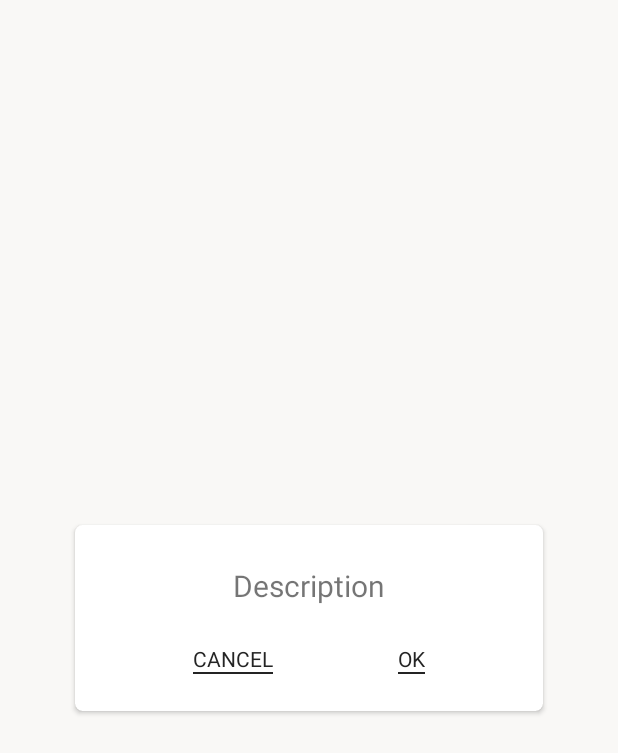
After one commit to 17021998/qldapm, an Android app: the layout dialog_confirm.xml on its own in the app's theme, with its tools: preview values and no code run, on a phone screen of 412 x 824 dp. The commit adds this screen. Shown: the top 753 px of the screen. Run offline under Robolectric (Android 15) with nearby library versions, the phone set to English and light mode, and no system bars.

Commit message:
create dialog

```diff
--- /dev/null
+++ b/SOURCE/app/src/main/res/drawable/background_under_line.xml
@@ -0,0 +1,25 @@
+<?xml version="1.0" encoding="utf-8"?>
+<layer-list xmlns:android="http://schemas.android.com/apk/res/android">
+    <item
+        android:left="-2dp"
+        android:right="-2dp"
+        android:top="-2dp">
+        <shape android:shape="rectangle">
+            <padding
+                android:bottom="1dp" />
+            <stroke
+                android:width="1dp"
+                android:color="@color/primaryColor" />
+        </shape>
+    </item>
+    <item>
+        <ripple android:color="@color/colorPrimaryDark">
+            <item android:id="@android:id/mask">
+                <shape android:shape="rectangle">
+                    <solid android:color="@color/activeColorPrimary" />
+                    <corners android:radius="@dimen/dp3" />
+                </shape>
+            </item>
+        </ripple>
+    </item>
+</layer-list>
--- /dev/null
+++ b/SOURCE/app/src/main/res/layout/dialog_confirm.xml
@@ -0,0 +1,79 @@
+<?xml version="1.0" encoding="utf-8"?>
+<FrameLayout xmlns:android="http://schemas.android.com/apk/res/android"
+    xmlns:app="http://schemas.android.com/apk/res-auto"
+    xmlns:tools="http://schemas.android.com/tools"
+    android:layout_width="match_parent"
+    android:layout_height="match_parent"
+    android:background="@color/background_70">
+
+    <androidx.cardview.widget.CardView
+        android:layout_width="match_parent"
+        android:layout_height="wrap_content"
+        android:layout_gravity="center"
+        android:layout_marginStart="@dimen/dp50"
+        android:layout_marginEnd="@dimen/dp50"
+        app:cardCornerRadius="@dimen/dp5">
+
+        <androidx.constraintlayout.widget.ConstraintLayout
+            android:layout_width="match_parent"
+            android:layout_height="match_parent">
+
+            <View
+                android:id="@+id/line_top"
+                android:layout_width="match_parent"
+                android:layout_height="1dp"
+                android:layout_marginTop="@dimen/dp25"
+                app:layout_constraintTop_toTopOf="parent" />
+
+            <TextView
+                android:id="@+id/tv_description"
+                android:layout_width="0dp"
+                android:layout_height="wrap_content"
+                android:layout_marginStart="@dimen/dp24"
+                android:layout_marginEnd="@dimen/dp24"
+                android:gravity="center_horizontal"
+                app:layout_constraintEnd_toEndOf="parent"
+                app:layout_constraintStart_toStartOf="parent"
+                app:layout_constraintTop_toBottomOf="@+id/line_top"
+                tools:text="Description"
+                android:textSize="@dimen/dp20"/>
+
+            <androidx.constraintlayout.widget.ConstraintLayout
+                android:layout_width="match_parent"
+                android:layout_height="70dp"
+                app:layout_constraintEnd_toEndOf="parent"
+                app:layout_constraintStart_toStartOf="parent"
+                app:layout_constraintTop_toBottomOf="@+id/tv_description">
+
+                <TextView
+                    android:id="@+id/tv_cancel"
+                    android:layout_width="wrap_content"
+                    android:layout_height="wrap_content"
+                    android:layout_margin="@dimen/dp4"
+                    android:background="@drawable/background_under_line"
+                    android:textAllCaps="true"
+                    android:textColor="@color/primaryColor"
+                    app:layout_constraintBottom_toBottomOf="parent"
+                    app:layout_constraintEnd_toStartOf="@+id/tv_ok"
+                    app:layout_constraintStart_toStartOf="parent"
+                    app:layout_constraintTop_toTopOf="parent"
+                    tools:text="CANCEL" />
+
+                <TextView
+                    android:id="@+id/tv_ok"
+                    android:layout_width="wrap_content"
+                    android:layout_height="wrap_content"
+                    android:layout_margin="@dimen/dp4"
+                    android:background="@drawable/background_under_line"
+                    android:textAllCaps="true"
+                    android:textColor="@color/primaryColor"
+                    app:layout_constraintBottom_toBottomOf="parent"
+                    app:layout_constraintEnd_toEndOf="parent"
+                    app:layout_constraintStart_toEndOf="@+id/tv_cancel"
+                    app:layout_constraintTop_toTopOf="parent"
+                    tools:text="OK" />
+
+            </androidx.constraintlayout.widget.ConstraintLayout>
+        </androidx.constraintlayout.widget.ConstraintLayout>
+    </androidx.cardview.widget.CardView>
+</FrameLayout>
--- a/SOURCE/app/src/main/res/values/colors.xml
+++ b/SOURCE/app/src/main/res/values/colors.xml
@@ -15,4 +15,5 @@
     <color name="primaryText">#242424</color>
     <color name="secondaryText">#727272</color>
     <color name="nonReachGoal">#a7a7a7</color>
+    <color name="background_70">#B3FAF8F6</color>
 </resources>
```
